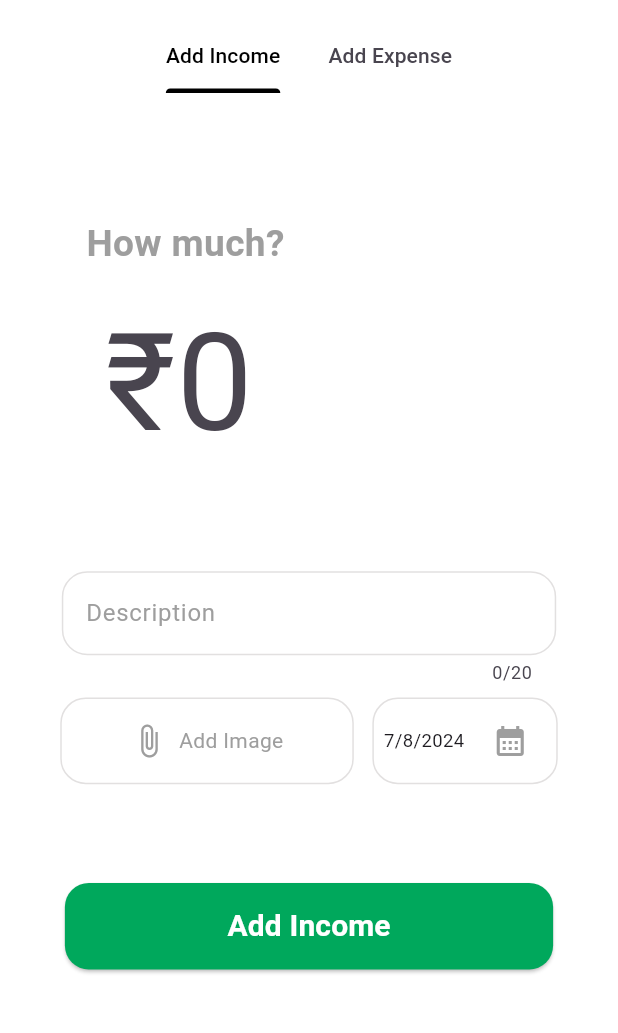
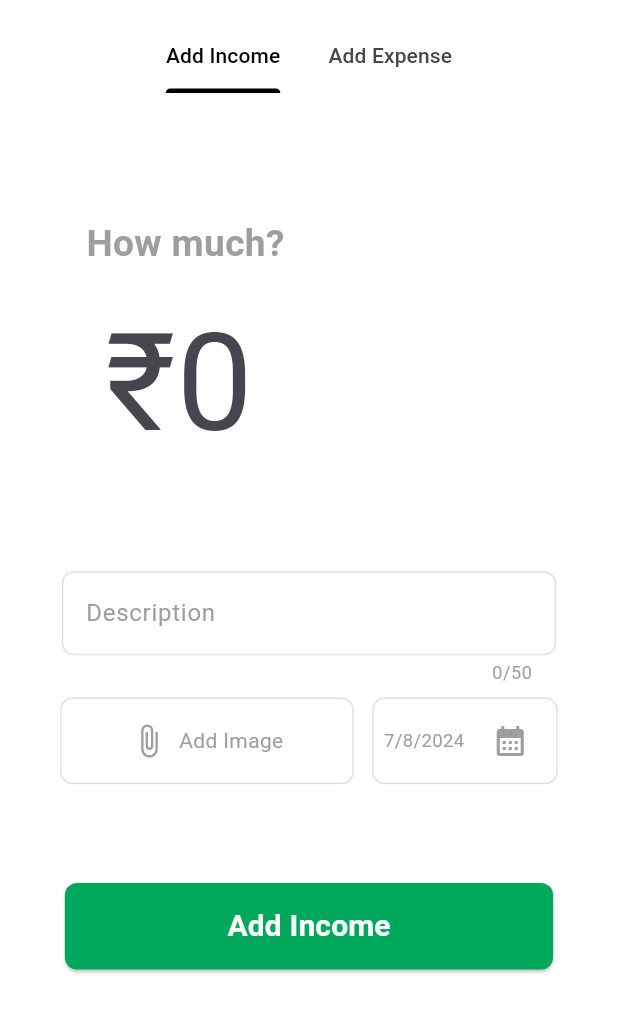
Before and after one commit to rahulsvaz/expense_manager, a Flutter app: the AddTransactionPage screen opened directly, on a phone screen of 412 x 824 dp, the part 63-1096 px from its top. Run offline on Flutter 3.47's test engine with Material 3 defaults, Android fonts, the phone set to English and light mode, and no system bars; our stand-ins replace awesome_snackbar_content, flutter_onboarding_slider, get, google_fonts, google_nav_bar, hive_flutter and 6 more; missing offline and left inert: slideable; accounts and stored records are empty.

Commit message:
finish 1.0.1 update

```diff
--- a/analysis_options.yaml
+++ b/analysis_options.yaml
@@ -21,6 +21,7 @@ linter:
   # `// ignore_for_file: name_of_lint` syntax on the line or in the file
   # producing the lint.
   rules:
+    require_trailing_commas: true
     # avoid_print: false  # Uncomment to disable the `avoid_print` rule
     # prefer_single_quotes: true  # Uncomment to enable the `prefer_single_quotes` rule
 
--- a/lib/view/addTransaction/Widgets/attachment_button.dart
+++ b/lib/view/addTransaction/Widgets/attachment_button.dart
@@ -21,7 +21,7 @@ class AttachmentButton extends StatelessWidget {
       height: height * 0.07,
       decoration: BoxDecoration(
         border: Border.all(color: ColorsClass.lightGrey),
-        borderRadius: BorderRadius.circular(17),
+        borderRadius: BorderRadius.circular(8),
       ),
       child: Row(mainAxisAlignment: MainAxisAlignment.center, children: [
         const Icon(
--- a/lib/view/addTransaction/Widgets/date_button.dart
+++ b/lib/view/addTransaction/Widgets/date_button.dart
@@ -16,7 +16,7 @@ class DateButton extends StatelessWidget {
       height: height * 0.07,
       decoration: BoxDecoration(
         border: Border.all(color: ColorsClass.lightGrey),
-        borderRadius: BorderRadius.circular(17),
+        borderRadius: BorderRadius.circular(8),
       ),
       child: Row(
         mainAxisAlignment: MainAxisAlignment.spaceEvenly,
@@ -25,7 +25,7 @@ class DateButton extends StatelessWidget {
             builder: (controller) {
               return Text(
                 controller.formattedDate,
-                style: TextStyle(fontSize: width * 0.03),
+                style: TextStyle(fontSize: width * 0.03,color: ColorsClass.grey),
               );
             },
           ),
--- a/lib/view/addTransaction/Widgets/dropDown/drop_down_button.dart
+++ b/lib/view/addTransaction/Widgets/dropDown/drop_down_button.dart
@@ -19,7 +19,7 @@ class DropDown extends StatelessWidget {
         height: height * 0.07,
         decoration: BoxDecoration(
           border: Border.all(color: ColorsClass.lightGrey),
-          borderRadius: BorderRadius.circular(17),
+          borderRadius: BorderRadius.circular(8),
         ),
         child: Obx(
           () => Center(
--- a/lib/view/addTransaction/Widgets/expense_widget.dart
+++ b/lib/view/addTransaction/Widgets/expense_widget.dart
@@ -83,11 +83,13 @@ class _ExpenseWidgetState extends State<ExpenseWidget> {
                 ConstrainedBox(
                   constraints: BoxConstraints(maxWidth: width * 0.80),
                   child: TextFormField(
+
                     style: const TextStyle(color: ColorsClass.grey),
                     controller: _descriptionController,
                     maxLength: 20,
                     cursorColor: ColorsClass.grey,
                     decoration: InputDecoration(
+                      counterStyle: const TextStyle(color: ColorsClass.grey),
                       hintText: 'Description',
                       hintStyle: const TextStyle(color: ColorsClass.grey),
                       enabledBorder: borderDecoration(),
@@ -155,9 +157,6 @@ class _ExpenseWidgetState extends State<ExpenseWidget> {
                   backgroundColor: ColorsClass.expenseBackGroundColor,
                 ),
 
-                // SizedBox(
-                //   height: height * 0.11,
-                // ),
               ],
             ),
           ),
--- a/lib/view/addTransaction/Widgets/income_widget.dart
+++ b/lib/view/addTransaction/Widgets/income_widget.dart
@@ -12,6 +12,7 @@ import 'package:expense_manager/view/addTransaction/Widgets/attachment_button.da
 import 'package:expense_manager/view/addTransaction/Widgets/howMuch.dart';
 import 'package:expense_manager/view/homeScreen/widgets/login_sign_up_button.dart';
 import 'package:flutter/material.dart';
+import 'package:flutter/services.dart';
 import 'package:get/get.dart';
 
 class IncomeWidget extends StatefulWidget {
@@ -49,11 +50,10 @@ class _IncomeWidgetState extends State<IncomeWidget> {
           Padding(
             padding: EdgeInsets.only(left: width * 0.17),
             child: TextFormField(
-
               controller: _amountController,
               keyboardType: TextInputType.number,
               style: const TextStyle(
-                  color: ColorsClass.incomeBackGroundColor, fontSize: 80),
+                  color: ColorsClass.incomeBackGroundColor, fontSize: 80,),
               showCursor: true,
               cursorHeight: height * 0.1,
               cursorColor: ColorsClass.grey,
@@ -78,9 +78,12 @@ class _IncomeWidgetState extends State<IncomeWidget> {
                 child: TextFormField(
                   style: const TextStyle(color: ColorsClass.grey),
                   controller: _descriptionController,
-                  maxLength: 20,
+                  maxLength: 50,
+                  maxLengthEnforcement: MaxLengthEnforcement.enforced,
                   cursorColor: ColorsClass.grey,
                   decoration: InputDecoration(
+                    counterStyle: const TextStyle(color: ColorsClass.grey),
+                    //contentPadding: EdgeInsets.only(left: 10,top: 10,bottom: 10),
                     hintText: 'Description',
                     hintStyle: const TextStyle(color: ColorsClass.grey),
                     enabledBorder: borderDecoration(),
@@ -103,18 +106,20 @@ class _IncomeWidgetState extends State<IncomeWidget> {
                 SizedBox(
                   width: width * 0.03,
                 ),
-                const DateButton()
-              ]),
+                const DateButton(),
+              ],),
               SizedBox(height: height * 0.04),
 
-              Obx(() => Container(
+              Obx(
+                () => Container(
                   child: attachment.imagePath.value.isNotEmpty
                       ? const Text(
                           'Attachment Added',
                           style: TextStyle(color: ColorsClass.grey),
                         )
                       : null,
-                  )),
+                ),
+              ),
               SizedBox(height: height * 0.04),
               PrimaryButton(
                 onPressed: () {
--- a/lib/view/addTransaction/add_transaction_page.dart
+++ b/lib/view/addTransaction/add_transaction_page.dart
@@ -17,17 +17,16 @@ class _AddTransactionPageState extends State<AddTransactionPage> {
       length: 2,
       child: Scaffold(
         appBar: AppBar(
-elevation: 0,
+          elevation: 0,
           backgroundColor: ColorsClass.transparent,
           centerTitle: true,
           title: const Text('Add Transaction'),
-          bottom:  TabBar(
-dividerHeight: 0,
+          bottom: const  TabBar(
+            dividerHeight: 0,
             tabAlignment: TabAlignment.center,
             labelColor: ColorsClass.black,
             indicatorColor: ColorsClass.black,
             isScrollable: true,
-
             tabs: [
               Tab(
                 text: 'Add Income',
--- a/lib/view/homeScreen/methods/border_decoration_add_field.dart
+++ b/lib/view/homeScreen/methods/border_decoration_add_field.dart
@@ -2,7 +2,7 @@ import 'package:expense_manager/view/constant/colors/colors.dart';
 import 'package:flutter/material.dart';
   OutlineInputBorder borderDecoration() {
     return const OutlineInputBorder(
-        borderRadius: BorderRadius.all(Radius.circular(17)),
+        borderRadius: BorderRadius.all(Radius.circular(8)),
         borderSide: BorderSide(
           color: ColorsClass.lightGrey,
         ));
--- a/lib/view/homeScreen/widgets/login_sign_up_button.dart
+++ b/lib/view/homeScreen/widgets/login_sign_up_button.dart
@@ -21,7 +21,7 @@ class PrimaryButton extends StatelessWidget {
           fixedSize:  Size(Get.width*0.79
         , Get.height*0.07),
           shape: RoundedRectangleBorder(
-            borderRadius: BorderRadius.circular(16),
+            borderRadius: BorderRadius.circular(8),
           ),
           backgroundColor: backgroundColor),
       onPressed: onPressed,
--- a/lib/view/settings/settings_page_.dart
+++ b/lib/view/settings/settings_page_.dart
@@ -1,11 +1,8 @@
-import 'dart:io';
 import 'package:expense_manager/model/repository/userModel/user_model.dart';
 import 'package:expense_manager/view/constant/colors/colors.dart';
-import 'package:expense_manager/view/settings/widgets/menu_item.dart';
 import 'package:expense_manager/viewModel/userController/user_controller.dart';
 import 'package:flutter/material.dart';
 import 'package:get/get.dart';
-import 'package:google_fonts/google_fonts.dart';
 import 'package:hive_flutter/hive_flutter.dart';
 
 class SettingsPage extends StatefulWidget {
@@ -27,6 +24,7 @@ class _SettingsPageState extends State<SettingsPage> {
         body: Stack(
           children: [
 
+            Center(child: Image.asset('assets/animations/thankyou.webp'),),
             Positioned(
               left: 0,
               right: 0,
```
Also changed, not shown: lib/view/addTransaction/add_transaction.dart (deleted, +0 -74 lines), pubspec.yaml (+3 -16 lines), assets/animations/thankyou.webp (added). Lines whose indentation alone changed are shown as unchanged.
